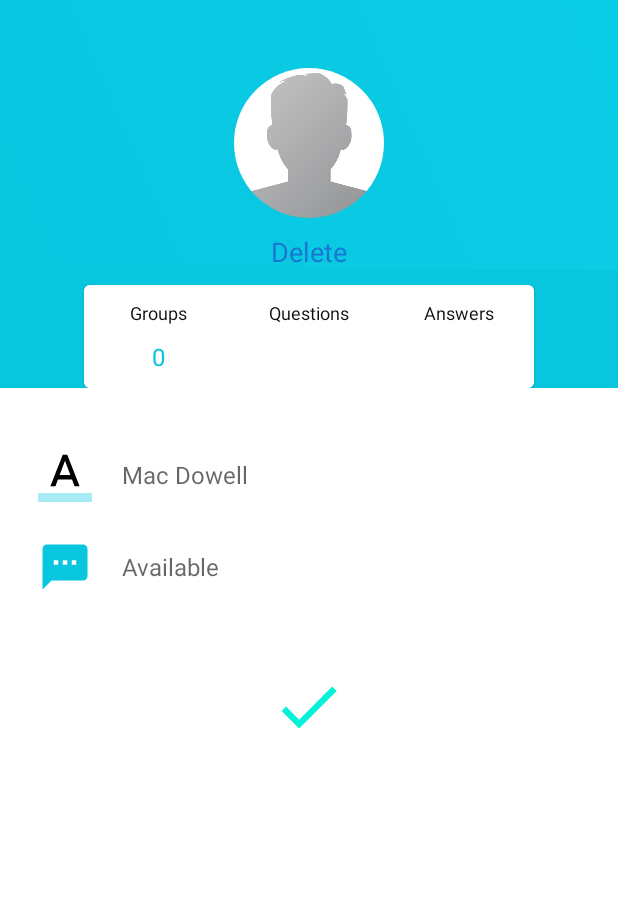
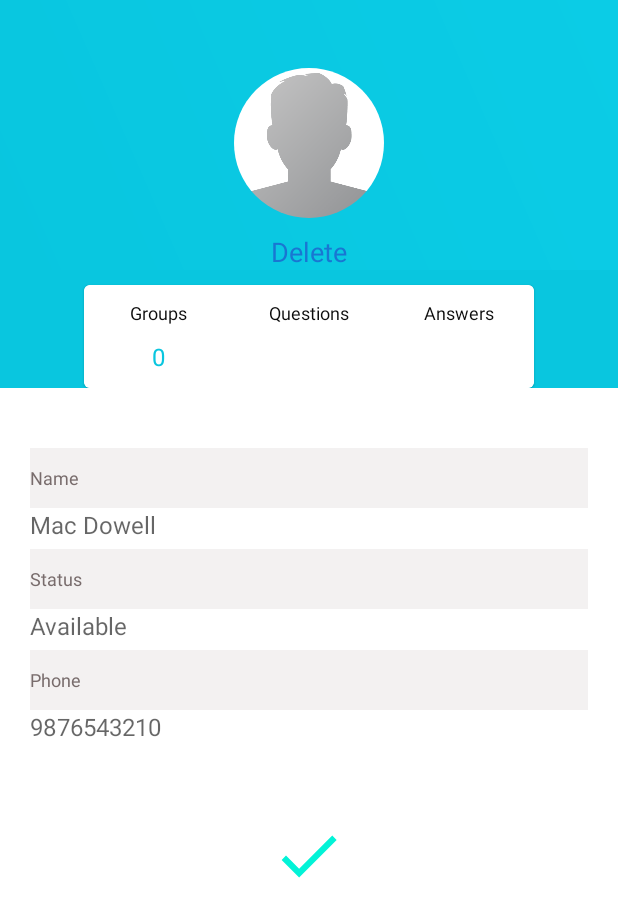
Before and after one commit to bjs007/frienders, an Android app: the NewSetting screen opened directly, with no data from a screen before it, on a phone screen of 412 x 824 dp. Shown: the top 917 px of the screen. Run offline under Robolectric (Android 15) with nearby library versions, the phone set to English and light mode, and no system bars; our stand-ins replace CircleImageView, Firebase (no records; nobody signed in at launch, a user with empty details on screens opened directly); libraries missing offline, so code that uses them is left out: com.theartofdev.edmodo, id.zelory.compressor; pictures from the network do not load.

Commit message:
new setting page

```diff
--- a/app/src/main/java/com/frienders/main/activity/MainActivity.java
+++ b/app/src/main/java/com/frienders/main/activity/MainActivity.java
@@ -23,6 +23,7 @@ import com.frienders.main.db.model.User;
 import com.google.android.gms.tasks.OnCompleteListener;
 import com.google.android.gms.tasks.Task;
 import com.google.android.material.tabs.TabLayout;
+import com.google.firebase.auth.FirebaseAuth;
 import com.google.firebase.auth.FirebaseUser;
 import com.google.firebase.database.DataSnapshot;
 import com.google.firebase.database.DatabaseError;
@@ -64,6 +65,7 @@ public class MainActivity extends AppCompatActivity {
         viewPager.setAdapter(tabsAccessorAdapter);
         tabLayout = findViewById(R.id.main_tabs);
         tabLayout.setupWithViewPager(viewPager);
+
     }
 
 
--- a/app/src/main/java/com/frienders/main/activity/group/GroupChatActivity.java
+++ b/app/src/main/java/com/frienders/main/activity/group/GroupChatActivity.java
@@ -91,6 +91,7 @@ import static com.frienders.main.config.Configuration.RequestCodeForImagePick;
 import static com.frienders.main.config.Configuration.RequestCodeForVideoPick;
 import static com.frienders.main.config.Configuration.imageMaxHeight;
 import static com.frienders.main.config.Configuration.imageMaxWidth;
+import static com.frienders.main.config.FirebaseRootDatabasefields.NOTIFICATION;
 
 
 public class GroupChatActivity extends AppCompatActivity {
@@ -345,7 +346,7 @@ public class GroupChatActivity extends AppCompatActivity {
                                 final DatabaseReference userMessageKeyRef =
                                         FirebasePaths
                                                 .firebaseDbRawRef()
-                                                .child("Notification")
+                                                .child(NOTIFICATION)
                                                 .child(groupId)
                                                 .child(groupMessageList.get(position).getGroupId())
                                                 .push();
@@ -354,7 +355,7 @@ public class GroupChatActivity extends AppCompatActivity {
                                 final Map messageBodyDetails = new HashMap();
                                 messageBodyDetails.put(messagePushID, groupMessageList.get(position));
 
-                                FirebasePaths.firebaseDbRawRef().child("Notification").child(groupId).updateChildren(messageBodyDetails);
+                                FirebasePaths.firebaseDbRawRef().child(NOTIFICATION).child(groupId).updateChildren(messageBodyDetails);
                             }
                         });
 
--- a/app/src/main/java/com/frienders/main/activity/group/NestedGroupDisplayActivity.java
+++ b/app/src/main/java/com/frienders/main/activity/group/NestedGroupDisplayActivity.java
@@ -1,7 +1,6 @@
 package com.frienders.main.activity.group;
 
 import androidx.annotation.NonNull;
-import androidx.annotation.Nullable;
 import androidx.appcompat.app.AppCompatActivity;
 import androidx.recyclerview.widget.LinearLayoutManager;
 import androidx.recyclerview.widget.RecyclerView;
@@ -15,20 +14,16 @@ import android.widget.TextView;
 import android.widget.Toast;
 
 import com.bumptech.glide.Glide;
-import com.bumptech.glide.module.AppGlideModule;
 import com.bumptech.glide.request.RequestOptions;
 import com.firebase.ui.database.FirebaseRecyclerAdapter;
 import com.firebase.ui.database.FirebaseRecyclerOptions;
 import com.frienders.main.R;
-import com.frienders.main.activity.MainActivity;
-import com.frienders.main.activity.profile.SettingActivity;
 import com.frienders.main.config.ActivityParameters;
-import com.frienders.main.config.Firebasedatabasefields;
+import com.frienders.main.config.FirebaseRootDatabasefields;
 import com.frienders.main.config.UsersFirebaseFields;
 import com.frienders.main.db.model.Group;
 import com.frienders.main.db.refs.FirebaseAuthProvider;
 import com.frienders.main.db.refs.FirebasePaths;
-import com.frienders.main.db.refs.FirestorePath;
 import com.frienders.main.utility.Utility;
 import com.google.android.gms.tasks.OnCompleteListener;
 import com.google.android.gms.tasks.Task;
@@ -36,10 +31,7 @@ import com.google.firebase.auth.FirebaseAuth;
 import com.google.firebase.database.DataSnapshot;
 import com.google.firebase.database.DatabaseError;
 import com.google.firebase.database.DatabaseReference;
-import com.google.firebase.database.FirebaseDatabase;
 import com.google.firebase.database.ValueEventListener;
-import com.google.firebase.iid.FirebaseInstanceId;
-import com.google.firebase.iid.InstanceIdResult;
 
 import de.hdodenhof.circleimageview.CircleImageView;
 
@@ -47,7 +39,7 @@ public class NestedGroupDisplayActivity extends AppCompatActivity
 {
     private RecyclerView groupList;
     private int level;
-    private String parentId = Firebasedatabasefields.rootParent;
+    private String parentId = FirebaseRootDatabasefields.rootParent;
     private String language = Utility.getDeviceLanguage();
 
 
--- a/app/src/main/java/com/frienders/main/activity/profile/NewSetting.java
+++ b/app/src/main/java/com/frienders/main/activity/profile/NewSetting.java
@@ -40,6 +40,7 @@ import com.google.android.gms.tasks.OnSuccessListener;
 import com.google.android.gms.tasks.Task;
 import com.google.firebase.database.DataSnapshot;
 import com.google.firebase.database.DatabaseError;
+import com.google.firebase.database.FirebaseDatabase;
 import com.google.firebase.database.ValueEventListener;
 import com.google.firebase.storage.StorageReference;
 import com.google.firebase.storage.UploadTask;
@@ -65,7 +66,7 @@ public class NewSetting extends AppCompatActivity {
     RadioButton languageRadioButton, engLanguageRadioButton, hinLanuguageRadioButton;
     RadioGroup languaeRadioGroup;
     private String deviceLanguage = Utility.getDeviceLanguage();
-    private TextView deleteProfileImage;
+    private TextView deleteProfileImage, userPhoneNumber;
     private ProgressBar progressBar;
     private ProgressDialog progressDialog;
     private TextView groupsSubscribed, queriesAsked, answers;
@@ -93,6 +94,8 @@ public class NewSetting extends AppCompatActivity {
         groupsSubscribed = findViewById(R.id.numberOfgroupsSubscribed);
         queriesAsked = findViewById(R.id.numberOfQuestionsAsked);
         answers = findViewById(R.id.numberOfAnswers);
+        userPhoneNumber = findViewById(R.id.user_phone_number);
+        userPhoneNumber.setText(FirebaseAuthProvider.getCurrentUser().getPhoneNumber());
 
         updateAccountSettings.setOnClickListener(new View.OnClickListener()
         {
@@ -359,10 +362,11 @@ public class NewSetting extends AppCompatActivity {
 
         else
         {
-            progressDialog = new ProgressDialog(NewSetting.this);
-            progressDialog.setMessage(getString(R.string.updating_profile));
-            progressDialog.setCanceledOnTouchOutside(false);
-            progressDialog.show();
+            Toast.makeText(this, "Profile updated" , Toast.LENGTH_SHORT).show();
+//            progressDialog = new ProgressDialog(NewSetting.this);
+//            progressDialog.setMessage(getString(R.string.updating_profile));
+//            progressDialog.setCanceledOnTouchOutside(false);
+//            progressDialog.show();
 //            int languageKey = languaeRadioGroup.getCheckedRadioButtonId();
 //
 //            languageRadioButton = (RadioButton) findViewById(languageKey);
@@ -386,15 +390,16 @@ public class NewSetting extends AppCompatActivity {
 
             try
             {
-                FirebasePaths.firebaseUserRef(userId)
+
+                FirebasePaths.firebaseUserRef(FirebaseAuthProvider.getCurrentUserId())
                         .updateChildren(profileMap)
                         .addOnCompleteListener(new OnCompleteListener<Void>() {
                             @Override
                             public void onComplete(@NonNull Task<Void> task) {
                                 if(task.isSuccessful())
                                 {
-                                    progressDialog.setMessage("Profile updated...");
-                                    progressDialog.dismiss();
+//                                    progressDialog.setMessage("Profile updated...");
+//                                    progressDialog.dismiss();
                                     FirebasePaths.firebaseUserRef(FirebaseAuthProvider.getCurrentUserId())
                                             .child(UsersFirebaseFields.subscribed)
                                             .addListenerForSingleValueEvent(new ValueEventListener() {
--- a/app/src/main/java/com/frienders/main/config/Firebasedatabasefields.java
+++ b/app/src/main/java/com/frienders/main/config/FirebaseRootDatabasefields.java
@@ -1,8 +1,11 @@
 package com.frienders.main.config;
 
-public class Firebasedatabasefields
+public class FirebaseRootDatabasefields
 {
     public static String parentId = "parentId";
     public static String rootParent = "root";
     public static String level = "level";
+    public static String NOTIFICATION = "Notification";
+    public static String SUBSCRIBED = "subscribed";
+
 }
--- a/app/src/main/java/com/frienders/main/db/refs/FirebasePaths.java
+++ b/app/src/main/java/com/frienders/main/db/refs/FirebasePaths.java
@@ -18,6 +18,10 @@ public class FirebasePaths
     public static final String messageLike = "MessageLikes";
     public static final String userMessageLikesCount  = "UserMessageLikesCount";
 
+    static
+    {
+        FirebaseDatabase.getInstance().setPersistenceEnabled(true);
+    }
 
     public static DatabaseReference firebaseDbRawRef()
     {
@@ -46,7 +50,7 @@ public class FirebasePaths
 
     public static DatabaseReference firebaseUsersDbRef()
     {
-        return FirebaseDatabase.getInstance().getReference(UsersPath);
+        return firebaseDbRawRef().child(UsersPath);
     }
 
     public static DatabaseReference firebaseGroupsLeafsRef()
@@ -57,6 +61,7 @@ public class FirebasePaths
     public static DatabaseReference firebaseUserRef(String userId)
     {
         return firebaseUsersDbRef().child(userId);
+//        return FirebaseDatabase.getInstance().getReference("Users").child(userId);
     }
 
     public static DatabaseReference firebaseMessageRef()
--- a/app/src/main/res/layout/activity_code_verification_code.xml
+++ b/app/src/main/res/layout/activity_code_verification_code.xml
@@ -4,7 +4,6 @@
     xmlns:tools="http://schemas.android.com/tools"
     android:layout_width="match_parent"
     android:layout_height="match_parent"
-    android:background="@drawable/bcg"
     tools:context=".activity.login.LoginActivity">
 
     <RelativeLayout
@@ -39,8 +38,8 @@
             android:layout_marginStart="17dp"
             android:layout_marginEnd="17dp"
             android:layout_marginTop="4dp"
-            android:background="@drawable/buttons"
-            android:textColor="@android:color/background_light"
+            android:backgroundTint="@color/colorBlue"
+            android:textColor="@android:color/black"
             >
 
         </Button>
--- a/app/src/main/res/layout/activity_new_login.xml
+++ b/app/src/main/res/layout/activity_new_login.xml
@@ -3,7 +3,6 @@
     xmlns:tools="http://schemas.android.com/tools"
     android:layout_width="match_parent"
     android:layout_height="match_parent"
-    android:background="@drawable/bcg"
     tools:context=".activity.login.LoginActivity"
     android:orientation="vertical"
     android:theme="@style/Theme.MaterialComponents.Light"
--- a/app/src/main/res/layout/activity_new_setting.xml
+++ b/app/src/main/res/layout/activity_new_setting.xml
@@ -151,58 +151,121 @@
             <LinearLayout
                 android:layout_width="match_parent"
                 android:layout_height="wrap_content"
+                android:layout_marginLeft="20dp"
+                android:layout_marginRight="20dp"
                 android:orientation="vertical"
                 android:layout_marginTop="40dp"
                 android:layout_gravity="center"
                 android:background="#FFFF"
                 >
+
                 <LinearLayout
                     android:orientation="horizontal"
-                    android:paddingLeft="25dp"
+
+                    android:layout_width="match_parent"
+                    android:layout_height="40dp"
+                    android:background="@color/colorGray"
+                    >
+                    <TextView
+
+                        android:layout_gravity="center_vertical"
+                        android:layout_width="match_parent"
+                        android:layout_height="wrap_content"
+                        android:textSize="12sp"
+                        android:background="@android:color/transparent"
+                        android:textCursorDrawable="@color/colorBlack"
+                        android:textColor="@color/colorLightBlack"
+                        android:text="Name"/>
+                </LinearLayout>
+                <LinearLayout
+                    android:orientation="horizontal"
                     android:layout_width="match_parent"
                     android:layout_height="wrap_content">
-                    <ImageView
-                        android:layout_width="36dp"
-                        android:layout_height="36dp"
-                        android:src="@drawable/ic_format_color_text_black_24dp"
 
-                        />
                     <EditText
                         android:id="@+id/set_user_name_new"
                         android:layout_gravity="center_vertical"
                         android:layout_width="match_parent"
                         android:layout_height="wrap_content"
-                        android:layout_marginLeft="20dp"
-                        android:layout_marginRight="40dp"
                         android:textSize="16sp"
+                        android:textColor="@color/colorBlack"
+                        android:background="@drawable/rounded_edittext"
+                        android:cursorVisible="true"
+                        android:textCursorDrawable = "@null"
+                        android:hint="Mac Dowell"/>
+                </LinearLayout>
+
+                <LinearLayout
+                    android:orientation="horizontal"
+                    android:layout_marginTop="5dp"
+                    android:layout_width="match_parent"
+                    android:layout_height="40dp"
+                    android:background="@color/colorGray"
+                    >
+                    <TextView
+
+                        android:layout_gravity="center_vertical"
+                        android:layout_width="match_parent"
+                        android:layout_height="wrap_content"
+                        android:textSize="12sp"
+                        android:textColor="@color/colorLightBlack"
                         android:background="@android:color/transparent"
                         android:textCursorDrawable="@color/colorBlack"
-                        android:hint="Mac Dowell"/>
+                        android:text="Status"/>
                 </LinearLayout>
                 <LinearLayout
-                    android:layout_marginTop="25dp"
                     android:orientation="horizontal"
-                    android:paddingLeft="25dp"
                     android:layout_width="match_parent"
 
                     android:layout_height="wrap_content">
-                    <ImageView
-                        android:layout_width="36dp"
-                        android:layout_height="36dp"
-                        android:src="@drawable/ic_textsms_black_24dp"
-                        />
+
                     <EditText
                         android:id="@+id/set_profile_status_new"
                         android:layout_gravity="center_vertical"
                         android:layout_width="match_parent"
                         android:layout_height="wrap_content"
-                        android:layout_marginLeft="20dp"
-                        android:layout_marginRight="40dp"
                         android:textSize="16sp"
+                        android:textColor="@color/colorBlack"
+                        android:background="@drawable/rounded_edittext"
+                        android:cursorVisible="true"
+                        android:textCursorDrawable = "@null"
+                        android:hint="Available"/>
+                </LinearLayout>
+
+                <LinearLayout
+                    android:orientation="horizontal"
+                    android:layout_marginTop="5dp"
+                    android:layout_width="match_parent"
+                    android:layout_height="40dp"
+                    android:background="@color/colorGray"
+                    >
+                    <TextView
+
+                        android:layout_gravity="center_vertical"
+                        android:layout_width="match_parent"
+                        android:layout_height="wrap_content"
+                        android:textSize="12sp"
+                        android:textColor="@color/colorLightBlack"
                         android:background="@android:color/transparent"
                         android:textCursorDrawable="@color/colorBlack"
-                        android:hint="Available"/>
+                        android:text="Phone"/>
                 </LinearLayout>
+                <LinearLayout
+                    android:orientation="horizontal"
+                    android:layout_width="match_parent"
+
+                    android:layout_height="wrap_content">
+
+                    <TextView
+                        android:id="@+id/user_phone_number"
+                        android:layout_gravity="center_vertical"
+                        android:layout_width="match_parent"
+                        android:layout_height="wrap_content"
+                        android:textSize="16sp"
+                        android:textColor="@color/colorBlack"
+                        android:hint="9876543210"/>
+                </LinearLayout>
+
 <!--                <LinearLayout-->
 <!--                    android:layout_marginTop="25dp"-->
 <!--                    android:orientation="horizontal"-->
```
